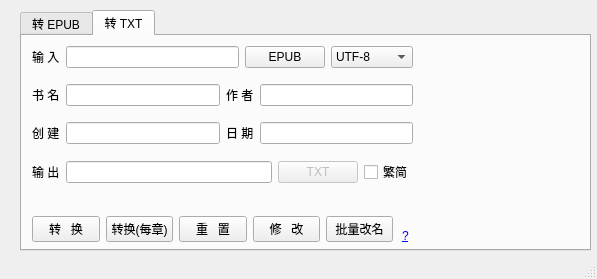
etony/myPyTool, file tools/TXT2EPUB/Txt2epub.ui: the form before one commit.
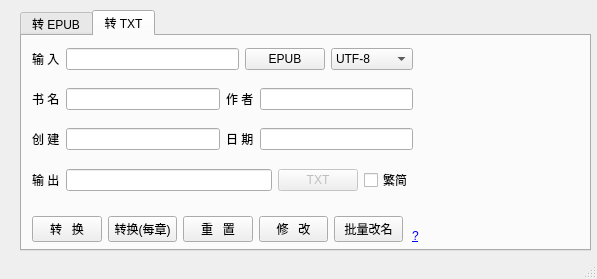
The form after the commit. The open tabs and pages were chosen to show the change. Icons and pictures are not drawn. Custom widgets are drawn as their Qt base class.

Diff of the .ui file:
```diff
--- a/tools/TXT2EPUB/Txt2epub.ui
+++ b/tools/TXT2EPUB/Txt2epub.ui
@@ -227,7 +227,7 @@
      <widget class="QLabel" name="label_9">
       <property name="geometry">
        <rect>
-        <x>380</x>
+        <x>390</x>
         <y>190</y>
         <width>16</width>
         <height>20</height>
@@ -246,7 +246,7 @@
         <x>10</x>
         <y>0</y>
         <width>381</width>
-        <height>161</height>
+        <height>171</height>
        </rect>
       </property>
       <layout class="QVBoxLayout" name="verticalLayout">
@@ -396,7 +396,7 @@
        <rect>
         <x>10</x>
         <y>180</y>
-        <width>361</width>
+        <width>371</width>
         <height>26</height>
        </rect>
       </property>
```
